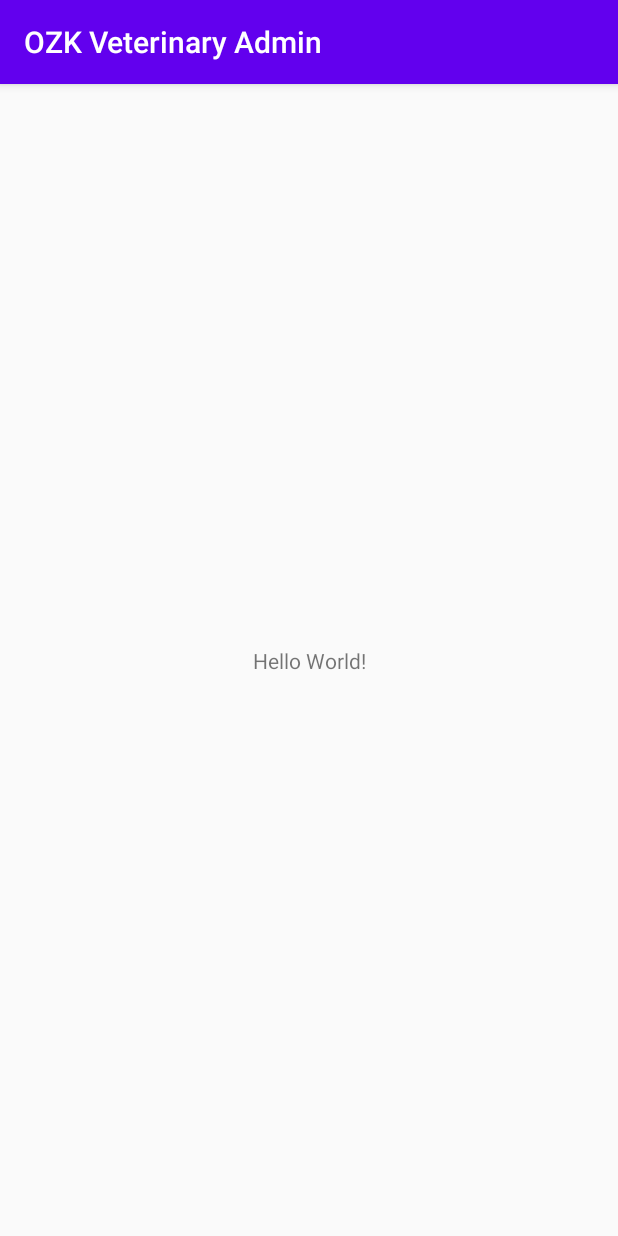
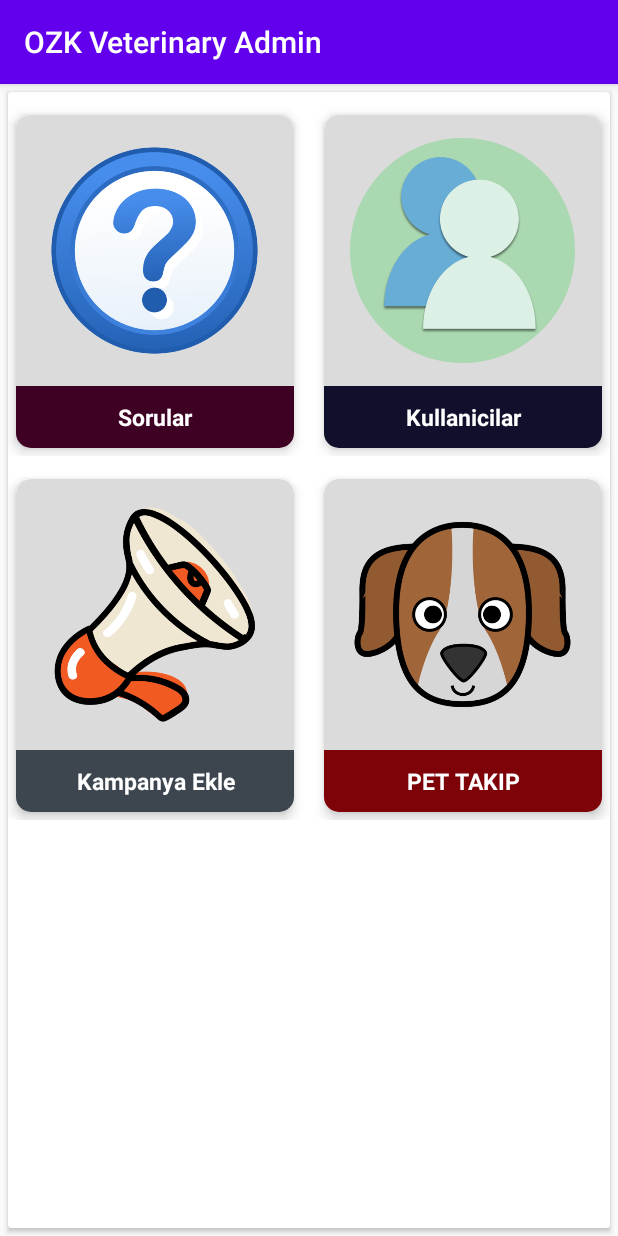
Before and after one commit to egitimNY/OZKVeterinaryAdmin, an Android app: the screen it shows after launch (MainActivity), on a phone screen of 412 x 824 dp. Run offline under Robolectric (Android 15) with nearby library versions, the phone set to English and light mode, and no system bars; our stand-ins replace CircleImageView.

Commit message:
Home Fragment

```diff
--- a/app/src/main/AndroidManifest.xml
+++ b/app/src/main/AndroidManifest.xml
@@ -9,7 +9,7 @@
         android:roundIcon="@mipmap/ic_launcher_round"
         android:supportsRtl="true"
         android:theme="@style/AppTheme">
-        <activity android:name=".MainActivity">
+        <activity android:name=".Activities.MainActivity">
             <intent-filter>
                 <action android:name="android.intent.action.MAIN" />
 
--- /dev/null
+++ b/app/src/main/java/tech/halitpractice/OZKVeterinaryAdmin/Activities/MainActivity.java
@@ -0,0 +1,21 @@
+package tech.halitpractice.OZKVeterinaryAdmin.Activities;
+
+import android.os.Bundle;
+
+import androidx.appcompat.app.AppCompatActivity;
+
+import tech.halitpractice.OZKVeterinaryAdmin.Fragments.HomeFragment;
+import tech.halitpractice.OZKVeterinaryAdmin.R;
+import tech.halitpractice.OZKVeterinaryAdmin.Utils.ChangeFragments;
+
+public class MainActivity extends AppCompatActivity {
+
+    @Override
+    protected void onCreate(Bundle savedInstanceState) {
+        super.onCreate(savedInstanceState);
+        setContentView(R.layout.activity_main);
+
+        ChangeFragments changeFragments = new ChangeFragments(MainActivity.this);
+        changeFragments.change(new HomeFragment());
+    }
+}
--- /dev/null
+++ b/app/src/main/java/tech/halitpractice/OZKVeterinaryAdmin/Fragments/HomeFragment.java
@@ -0,0 +1,20 @@
+package tech.halitpractice.OZKVeterinaryAdmin.Fragments;
+
+import android.os.Bundle;
+import android.view.LayoutInflater;
+import android.view.View;
+import android.view.ViewGroup;
+
+import androidx.fragment.app.Fragment;
+
+import tech.halitpractice.OZKVeterinaryAdmin.R;
+
+public class HomeFragment extends Fragment {
+
+    @Override
+    public View onCreateView(LayoutInflater inflater, ViewGroup container,
+                             Bundle savedInstanceState) {
+        // Inflate the layout for this fragment
+        return inflater.inflate(R.layout.fragment_home, container, false);
+    }
+}
--- a/app/src/main/java/tech/halitpractice/OZKVeterinaryAdmin/MainActivity.java
+++ /dev/null
@@ -1,14 +0,0 @@
-package tech.halitpractice.OZKVeterinaryAdmin;
-
-import androidx.appcompat.app.AppCompatActivity;
-
-import android.os.Bundle;
-
-public class MainActivity extends AppCompatActivity {
-
-    @Override
-    protected void onCreate(Bundle savedInstanceState) {
-        super.onCreate(savedInstanceState);
-        setContentView(R.layout.activity_main);
-    }
-}
--- /dev/null
+++ b/app/src/main/java/tech/halitpractice/OZKVeterinaryAdmin/Utils/ChangeFragments.java
@@ -0,0 +1,38 @@
+package tech.halitpractice.OZKVeterinaryAdmin.Utils;
+
+import android.content.Context;
+import android.os.Bundle;
+
+import androidx.fragment.app.Fragment;
+import androidx.fragment.app.FragmentActivity;
+import androidx.fragment.app.FragmentTransaction;
+
+import tech.halitpractice.OZKVeterinaryAdmin.R;
+
+public class ChangeFragments {
+
+    private Context context;
+
+    public ChangeFragments(Context context){
+        this.context = context;
+    }
+
+    public void change(Fragment fragment){
+        ((FragmentActivity)context).getSupportFragmentManager().beginTransaction()
+                .replace(R.id.mainFrameLayout,fragment,"fragment")
+                .setTransitionStyle(FragmentTransaction.TRANSIT_FRAGMENT_FADE)
+                .commit();
+//                .addToBackStack(null).commit();
+    }
+
+    public void changeWithParameters(Fragment fragment,String petId){
+        Bundle bundle = new Bundle();
+        bundle.putString("petid",petId);
+        fragment.setArguments(bundle);
+        ((FragmentActivity)context).getSupportFragmentManager().beginTransaction()
+                .replace(R.id.mainFrameLayout,fragment,"fragment")
+                .setTransitionStyle(FragmentTransaction.TRANSIT_FRAGMENT_FADE)
+                .commit();
+    }
+
+}
--- a/app/src/main/res/layout/activity_main.xml
+++ b/app/src/main/res/layout/activity_main.xml
@@ -1,18 +1,25 @@
 <?xml version="1.0" encoding="utf-8"?>
-<androidx.constraintlayout.widget.ConstraintLayout xmlns:android="http://schemas.android.com/apk/res/android"
+<LinearLayout xmlns:android="http://schemas.android.com/apk/res/android"
     xmlns:app="http://schemas.android.com/apk/res-auto"
     xmlns:tools="http://schemas.android.com/tools"
     android:layout_width="match_parent"
     android:layout_height="match_parent"
-    tools:context=".MainActivity">
+    android:orientation="vertical"
+    tools:context=".Activities.MainActivity">
 
-    <TextView
-        android:layout_width="wrap_content"
-        android:layout_height="wrap_content"
-        android:text="Hello World!"
-        app:layout_constraintBottom_toBottomOf="parent"
-        app:layout_constraintLeft_toLeftOf="parent"
-        app:layout_constraintRight_toRightOf="parent"
-        app:layout_constraintTop_toTopOf="parent" />
+    <androidx.cardview.widget.CardView
+        android:layout_width="match_parent"
+        android:layout_height="match_parent"
+        android:layout_above="@+id/anasayfaLinearLayout"
+        android:layout_margin="5dp"
+        app:cardBackgroundColor="#fff"
+        app:cardElevation="2dp">
+        <FrameLayout
+            android:layout_width="match_parent"
+            android:id="@+id/mainFrameLayout"
+            android:layout_height="match_parent">
+        </FrameLayout>
+    </androidx.cardview.widget.CardView>
 
-</androidx.constraintlayout.widget.ConstraintLayout>
+
+</LinearLayout>
--- /dev/null
+++ b/app/src/main/res/layout/fragment_home.xml
@@ -0,0 +1,195 @@
+<?xml version="1.0" encoding="utf-8"?>
+<FrameLayout xmlns:android="http://schemas.android.com/apk/res/android"
+    xmlns:app="http://schemas.android.com/apk/res-auto"
+    xmlns:tools="http://schemas.android.com/tools"
+    android:layout_width="match_parent"
+    android:layout_height="match_parent"
+    tools:context=".Fragments.HomeFragment">
+
+    <ScrollView
+        android:layout_width="match_parent"
+        android:layout_height="match_parent">
+
+        <LinearLayout
+            android:layout_width="match_parent"
+            android:layout_height="match_parent"
+            android:orientation="vertical">
+
+            <LinearLayout
+                android:layout_width="match_parent"
+                android:layout_height="wrap_content"
+                android:layout_marginTop="10dp"
+                android:layout_marginBottom="10dp"
+                android:orientation="horizontal">
+
+                <androidx.cardview.widget.CardView
+                    android:layout_width="0dp"
+                    android:layout_height="wrap_content"
+                    android:layout_marginLeft="5dp"
+                    android:layout_marginTop="5dp"
+                    android:layout_marginRight="10dp"
+                    android:layout_marginBottom="5dp"
+                    android:layout_weight="1"
+                    app:cardBackgroundColor="#dbdbdb"
+                    app:cardCornerRadius="10dp"
+                    app:cardElevation="5dp">
+
+                    <LinearLayout
+                        android:layout_width="match_parent"
+                        android:layout_height="match_parent"
+                        android:orientation="vertical">
+
+                        <de.hdodenhof.circleimageview.CircleImageView
+                            android:layout_width="150dp"
+                            android:layout_height="150dp"
+                            android:layout_gravity="center"
+                            android:layout_marginTop="15dp"
+                            android:layout_marginBottom="15dp"
+                            android:background="@drawable/adminsoru" />
+
+                        <TextView
+                            android:layout_width="match_parent"
+                            android:layout_height="wrap_content"
+                            android:background="#3e0123"
+                            android:gravity="center"
+                            android:padding="10dp"
+                            android:text="Sorular"
+                            android:textColor="#fff"
+                            android:textSize="15dp"
+                            android:textStyle="bold" />
+
+                    </LinearLayout>
+                </androidx.cardview.widget.CardView>
+
+                <androidx.cardview.widget.CardView
+                    android:layout_width="0dp"
+                    android:layout_height="wrap_content"
+                    android:layout_marginLeft="10dp"
+                    android:layout_marginTop="5dp"
+                    android:layout_marginRight="5dp"
+                    android:layout_marginBottom="5dp"
+                    android:layout_weight="1"
+                    app:cardBackgroundColor="#dbdbdb"
+                    app:cardCornerRadius="10dp"
+                    app:cardElevation="5dp">
+
+                    <LinearLayout
+                        android:layout_width="match_parent"
+                        android:layout_height="match_parent"
+                        android:orientation="vertical">
+
+                        <de.hdodenhof.circleimageview.CircleImageView
+                            android:layout_width="150dp"
+                            android:layout_height="150dp"
+                            android:layout_gravity="center"
+                            android:layout_marginTop="15dp"
+                            android:layout_marginBottom="15dp"
+                            android:background="@drawable/adminkullanici" />
+
+                        <TextView
+                            android:layout_width="match_parent"
+                            android:layout_height="wrap_content"
+                            android:background="#10102c"
+                            android:gravity="center"
+                            android:padding="10dp"
+                            android:text="Kullanicilar"
+                            android:textColor="#fff"
+                            android:textSize="15dp"
+                            android:textStyle="bold" />
+
+                    </LinearLayout>
+                </androidx.cardview.widget.CardView>
+
+            </LinearLayout>
+
+            <LinearLayout
+                android:layout_width="match_parent"
+                android:layout_height="wrap_content"
+                android:layout_marginBottom="10dp"
+                android:orientation="horizontal">
+
+                <androidx.cardview.widget.CardView
+                    android:layout_width="0dp"
+                    android:layout_height="wrap_content"
+                    android:layout_marginLeft="5dp"
+                    android:layout_marginTop="5dp"
+                    android:layout_marginRight="10dp"
+                    android:layout_marginBottom="5dp"
+                    android:layout_weight="1"
+                    app:cardBackgroundColor="#dbdbdb"
+                    app:cardCornerRadius="10dp"
+                    app:cardElevation="5dp">
+
+                    <LinearLayout
+                        android:layout_width="match_parent"
+                        android:layout_height="match_parent"
+                        android:orientation="vertical">
+
+                        <de.hdodenhof.circleimageview.CircleImageView
+                            android:layout_width="150dp"
+                            android:layout_height="150dp"
+                            android:layout_gravity="center"
+                            android:layout_marginTop="15dp"
+                            android:layout_marginBottom="15dp"
+                            android:background="@drawable/adminduyuru" />
+
+                        <TextView
+                            android:layout_width="match_parent"
+                            android:layout_height="wrap_content"
+                            android:background="#3d464f"
+                            android:gravity="center"
+                            android:padding="10dp"
+                            android:text="Kampanya Ekle"
+                            android:textColor="#fff"
+                            android:textSize="15dp"
+                            android:textStyle="bold" />
+
+                    </LinearLayout>
+                </androidx.cardview.widget.CardView>
+
+                <androidx.cardview.widget.CardView
+                    android:layout_width="0dp"
+                    android:layout_height="wrap_content"
+                    android:layout_marginLeft="10dp"
+                    android:layout_marginTop="5dp"
+                    android:layout_marginRight="5dp"
+                    android:layout_marginBottom="5dp"
+                    android:layout_weight="1"
+                    app:cardBackgroundColor="#dbdbdb"
+                    app:cardCornerRadius="10dp"
+                    app:cardElevation="5dp">
+
+                    <LinearLayout
+                        android:layout_width="match_parent"
+                        android:layout_height="match_parent"
+                        android:orientation="vertical">
+
+                        <de.hdodenhof.circleimageview.CircleImageView
+                            android:layout_width="150dp"
+                            android:layout_height="150dp"
+                            android:layout_gravity="center"
+                            android:layout_marginTop="15dp"
+                            android:layout_marginBottom="15dp"
+                            android:background="@drawable/adminpet" />
+
+                        <TextView
+                            android:layout_width="match_parent"
+                            android:layout_height="wrap_content"
+                            android:background="#7e0309"
+                            android:gravity="center"
+                            android:padding="10dp"
+                            android:text="PET TAKIP"
+                            android:textColor="#fff"
+                            android:textSize="15dp"
+                            android:textStyle="bold" />
+
+                    </LinearLayout>
+                </androidx.cardview.widget.CardView>
+
+            </LinearLayout>
+
+        </LinearLayout>
+    </ScrollView>
+
+
+</FrameLayout>
--- a/app/src/main/res/values/strings.xml
+++ b/app/src/main/res/values/strings.xml
@@ -1,3 +1,6 @@
 <resources>
     <string name="app_name">OZK Veterinary Admin</string>
+
+    <!-- TODO: Remove or change this placeholder text -->
+    <string name="hello_blank_fragment">Hello blank fragment</string>
 </resources>
```
Also changed, not shown: app/build.gradle (+16 -0 lines), app/src/main/res/drawable/adminduyuru.png (added), app/src/main/res/drawable/adminkullanici.png (added), app/src/main/res/drawable/adminpet.png (added), app/src/main/res/drawable/adminsoru.png (added).
